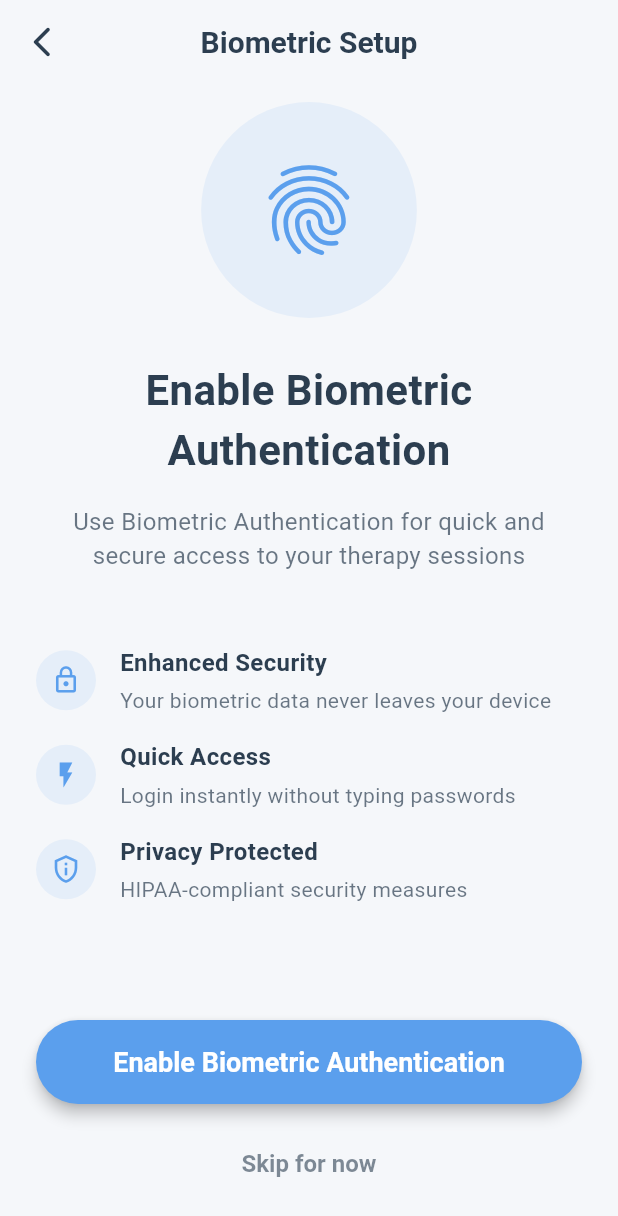
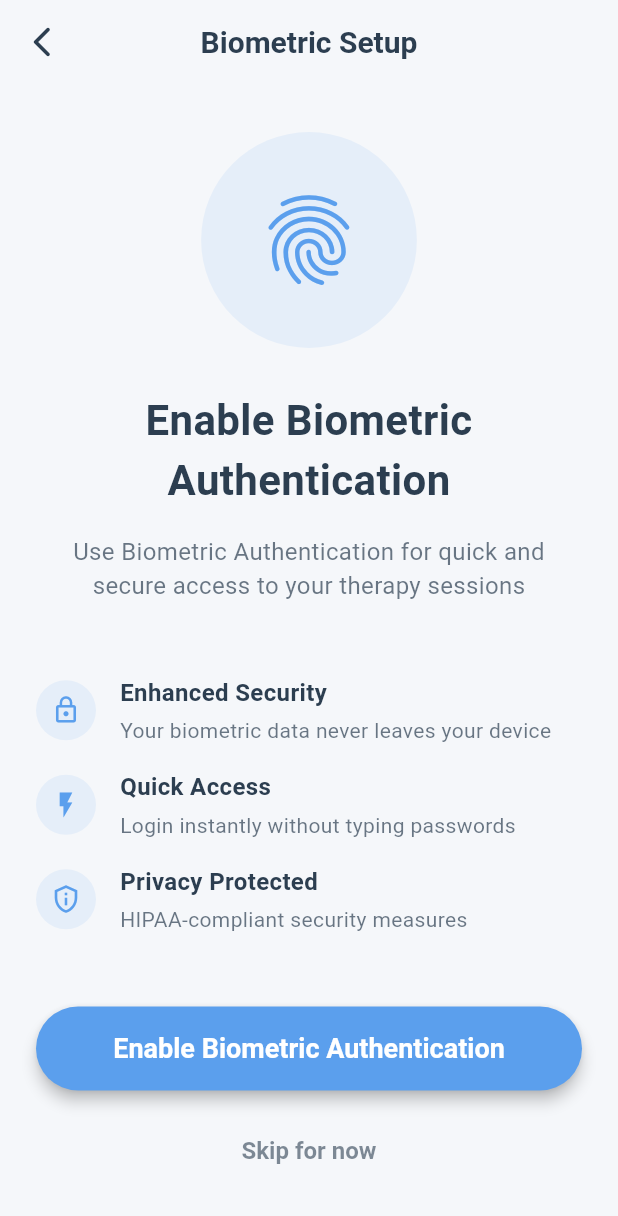
Before and after one commit to FutureAtoms/Savitri, a Flutter app: the BiometricEnrollmentScreen screen opened directly, on a phone screen of 412 x 824 dp. Shown: the top 1216 px of the screen. Run offline on Flutter 3.47's test engine with Material 3 defaults, Android fonts, the phone set to English and light mode, and no system bars; our stand-ins replace dio, flutter_animate, flutter_secure_storage, local_auth, permission_handler, webview_flutter; missing offline and left inert: record; accounts and stored records are empty.

Commit message:
fix: resolve biometric auth test failures by adding scrolling support
- Fixed RenderFlex overflow in BiometricEnrollmentScreen by adding SingleChildScrollView
- Updated biometric_auth_test.dart to scroll to buttons before tapping
- Tests now properly handle UI elements that are outside the initial viewport

```diff
--- a/savitri_app/lib/screens/biometric_enrollment_screen.dart
+++ b/savitri_app/lib/screens/biometric_enrollment_screen.dart
@@ -109,11 +109,11 @@ class _BiometricEnrollmentScreenState extends State<BiometricEnrollmentScreen>
         elevation: 0,
       ),
       body: SafeArea(
-        child: Padding(
+        child: SingleChildScrollView(
           padding: const EdgeInsets.all(24.0),
           child: Column(
-            mainAxisAlignment: MainAxisAlignment.center,
             children: [
+              const SizedBox(height: 20),
               // Animated biometric icon
               AnimatedBuilder(
                 animation: _scaleAnimation,
@@ -178,7 +178,7 @@ class _BiometricEnrollmentScreenState extends State<BiometricEnrollmentScreen>
                 'HIPAA-compliant security measures',
               ),
 
-              const Spacer(),
+              const SizedBox(height: 40),
 
               // Status message
               if (_statusMessage.isNotEmpty)
@@ -250,6 +250,7 @@ class _BiometricEnrollmentScreenState extends State<BiometricEnrollmentScreen>
                   ),
                 ),
               ),
+              const SizedBox(height: 20),
             ],
           ),
         ),
```
Also changed, not shown: 1 other file.
